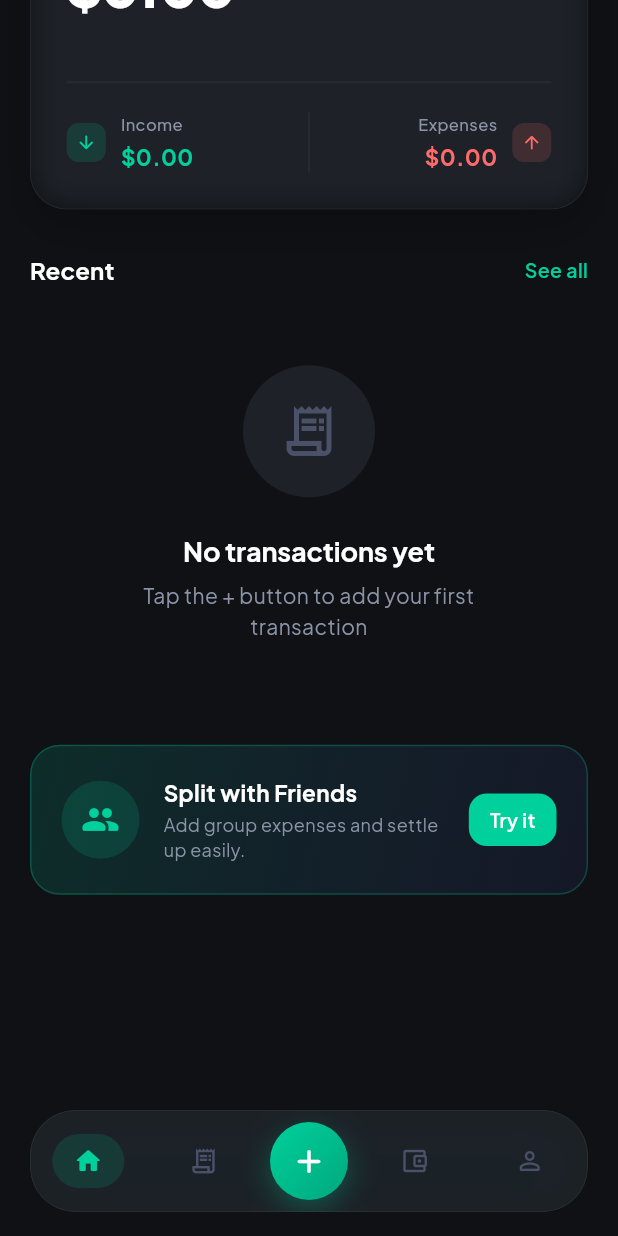
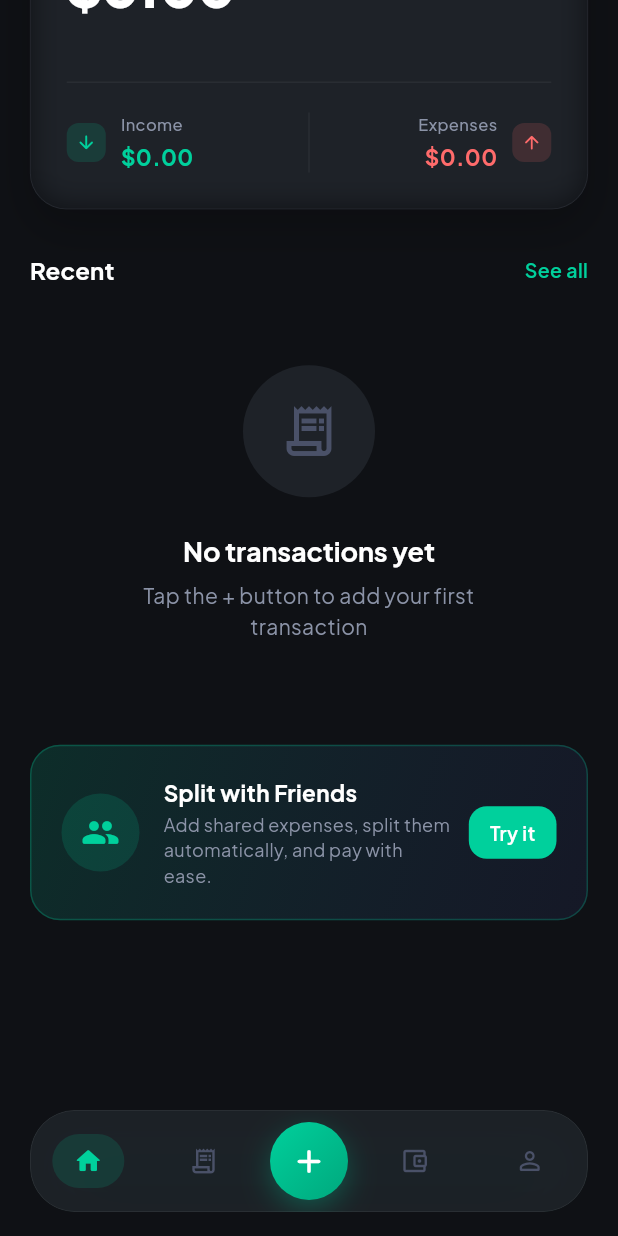
Before and after one commit to Surajkrmkr/SplitPay, a Flutter app: the HomeScreen screen opened by its route, scrolled down 193 dp, on a phone screen of 412 x 824 dp. Run offline on Flutter 3.47's test engine with Material 3 defaults, Android fonts, the phone set to English and light mode, and no system bars; drawn by our look-alikes of flutter_animate; our stand-ins replace cached_network_image, dio, firebase_auth, firebase_core, firebase_messaging, fl_chart and 14 more; missing offline and left inert: google_mlkit_text_recognition, mobile_scanner, upi_intent; accounts and stored records are empty; network calls fail.

```diff
--- a/flutter_launcher_icons.yaml
+++ b/flutter_launcher_icons.yaml
@@ -2,6 +2,8 @@ flutter_launcher_icons:
   android: "launcher_icon"
   ios: true
   image_path: "assets/icon/app_icon_transparent.png"
+  remove_alpha_ios: true
+  background_color_ios: "#FFFFFF"
   min_sdk_android: 21 # android min sdk min:16, default 21
   web:
     generate: false
--- a/lib/core/network/api_constants.dart
+++ b/lib/core/network/api_constants.dart
@@ -1,7 +1,10 @@
 class ApiConstants {
+  // Default points at the deployed server so plain `flutter build`/Xcode
+  // Archive runs (which don't pass --dart-define) still hit the real API.
+  // Override with --dart-define=API_BASE_URL=... for local/LAN development.
   static const String baseUrl = String.fromEnvironment(
     'API_BASE_URL',
-    defaultValue: 'http://192.168.1.68:3000/api/v1',
+    defaultValue: 'http://64.227.135.37:3000/api/v1',
   );
 
   // Auth
--- a/lib/data/repositories/notification_repository.dart
+++ b/lib/data/repositories/notification_repository.dart
@@ -5,6 +5,7 @@ import 'package:flutter_riverpod/flutter_riverpod.dart';
 
 import '../../core/network/api_client.dart';
 import '../../core/network/api_constants.dart';
+import '../../core/network/interceptors/auth_interceptor.dart';
 import '../models/notification_model.dart';
 import '../services/notification_service.dart';
 
@@ -37,9 +38,12 @@ class NotificationRepository {
     try {
       final token = await NotificationService.instance.getToken();
       if (token == null) return;
+      // Called during logout — a 401 here must not trigger auto-refresh/reauth,
+      // which would race with the logout flow's own token clearing.
       await _dio.delete(
         ApiConstants.notificationsRegisterToken,
         data: {'fcmToken': token},
+        options: Options(extra: {AuthInterceptor.skipAuthHandling: true}),
       );
     } catch (_) {}
   }
--- a/lib/features/auth/login_screen.dart
+++ b/lib/features/auth/login_screen.dart
@@ -210,7 +210,7 @@ class _LoginScreenState extends ConsumerState<LoginScreen> {
   static const _features = [
     (Icons.account_balance_wallet_rounded, 'Personal expense tracking'),
     (Icons.group_rounded, 'Group expense splitting'),
-    (Icons.check_circle_rounded, 'Simplified debt settlement'),
+    (Icons.check_circle_rounded, 'Seamless in-app payments'),
   ];
 }
 
--- a/lib/features/home/home_screen.dart
+++ b/lib/features/home/home_screen.dart
@@ -115,7 +115,7 @@ class _SplitBanner extends StatelessWidget {
                 ),
                 const SizedBox(height: 3),
                 Text(
-                  'Add group expenses and settle up easily.',
+                  'Add shared expenses, split them automatically, and pay with ease.',
                   style: TextStyle(
                     fontSize: 12,
                     color: AppColors.textSecondary,
--- a/lib/providers/group_provider.dart
+++ b/lib/providers/group_provider.dart
@@ -1,4 +1,5 @@
 import 'package:flutter_riverpod/flutter_riverpod.dart';
+import '../core/storage/token_storage.dart';
 import '../data/models/activity_model.dart';
 import '../data/models/balance_model.dart';
 import '../data/models/group_expense_model.dart';
@@ -14,6 +15,10 @@ import 'auth_provider.dart';
 class GroupsNotifier extends AsyncNotifier<List<GroupModel>> {
   @override
   Future<List<GroupModel>> build() async {
+    // Invalidated (and, if still watched by a kept-alive tab, eagerly
+    // rebuilt) as part of logout/session-expiry cleanup — skip the fetch
+    // once there's no token so that doesn't fire a doomed API call.
+    if (!await ref.read(tokenStorageProvider).hasTokens()) return [];
     return ref.read(groupApiServiceProvider).getGroups();
   }
 
--- a/lib/providers/notification_provider.dart
+++ b/lib/providers/notification_provider.dart
@@ -2,6 +2,7 @@ import 'dart:async';
 
 import 'package:flutter_riverpod/flutter_riverpod.dart';
 
+import '../core/storage/token_storage.dart';
 import '../data/models/notification_model.dart';
 import '../data/repositories/notification_repository.dart';
 import '../data/services/notification_service.dart';
@@ -19,6 +20,11 @@ class NotificationsNotifier
       _onForegroundNotification,
     );
     ref.onDispose(() => _foregroundSub?.cancel());
+
+    // Invalidated (and, if still watched by a kept-alive tab, eagerly
+    // rebuilt) as part of logout/session-expiry cleanup — skip the fetch
+    // once there's no token so that doesn't fire a doomed API call.
+    if (!await ref.read(tokenStorageProvider).hasTokens()) return [];
 
     try {
       final repo = ref.read(notificationRepositoryProvider);
--- a/lib/providers/transaction_provider.dart
+++ b/lib/providers/transaction_provider.dart
@@ -1,4 +1,5 @@
 import 'package:flutter_riverpod/flutter_riverpod.dart';
+import '../core/storage/token_storage.dart';
 import '../data/models/transaction_model.dart';
 import '../data/repositories/transaction_repository.dart';
 
@@ -7,7 +8,14 @@ final transactionProvider =
   (ref) {
     final notifier =
         TransactionNotifier(ref.watch(transactionRepositoryProvider));
-    Future.microtask(notifier.load);
+    Future.microtask(() async {
+      // Providers get invalidated (and, if still watched by a kept-alive tab,
+      // eagerly rebuilt) as part of logout/session-expiry cleanup. Skip the
+      // fetch when there's no token so that doesn't fire a doomed API call.
+      if (await ref.read(tokenStorageProvider).hasTokens()) {
+        await notifier.load();
+      }
+    });
     return notifier;
   },
 );
--- a/pubspec.yaml
+++ b/pubspec.yaml
@@ -1,11 +1,11 @@
 name: splitpay
 description: SplitPay - Premium Expense Tracker
-version: 1.0.0+1
+version: 1.0.5+6
 
-publish_to: 'none'
+publish_to: "none"
 
 environment:
-  sdk: '>=3.3.0 <4.0.0'
+  sdk: ">=3.3.0 <4.0.0"
 
 dependencies:
   flutter:
```
Also changed, not shown: lib/core/network/interceptors/auth_interceptor.dart (+26 -0 lines), lib/data/services/firebase_auth_service.dart (+12 -1 lines), lib/providers/auth_provider.dart (+10 -3 lines), lib/providers/budget_provider.dart (+8 -1 lines), lib/providers/settings_provider.dart (+11 -2 lines), .claude/settings.json, 32 other files.
